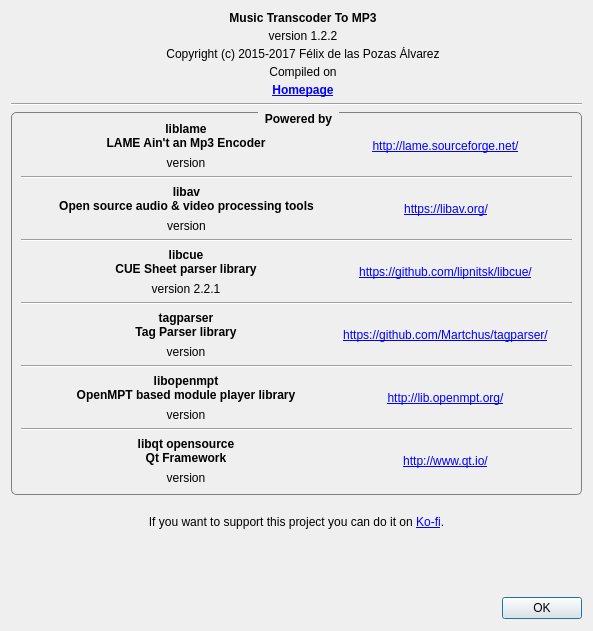
Old version of the form AboutDialog.ui in the repository FelixdelasPozas/transcodertomp3.
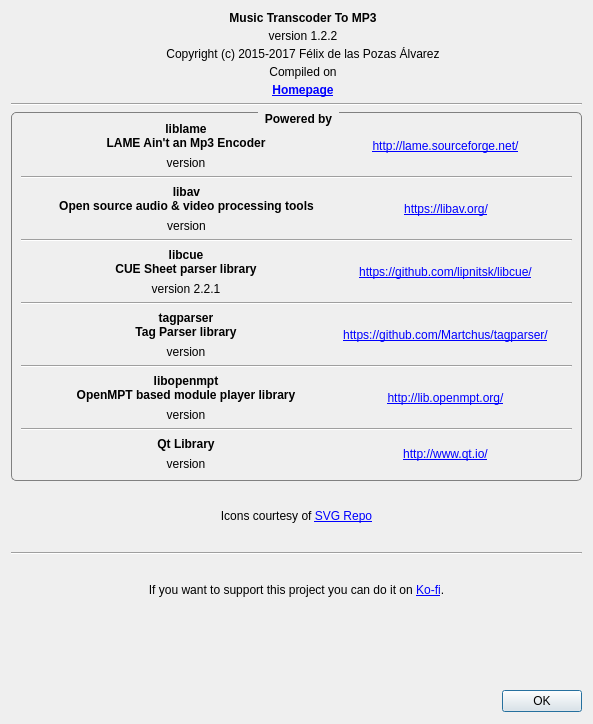
New version of the form. Icons and pictures are not drawn. Custom widgets are drawn as their Qt base class.

Commit message: Updated to Qt6. Change icons to use svg. Bump to version 1.5.0

Patch:
```diff
--- a/AboutDialog.ui
+++ b/AboutDialog.ui
@@ -7,19 +7,19 @@
     <x>0</x>
     <y>0</y>
     <width>593</width>
-    <height>631</height>
+    <height>724</height>
    </rect>
   </property>
   <property name="minimumSize">
    <size>
     <width>593</width>
-    <height>631</height>
+    <height>724</height>
    </size>
   </property>
   <property name="maximumSize">
    <size>
     <width>593</width>
-    <height>631</height>
+    <height>724</height>
    </size>
   </property>
   <property name="windowTitle">
@@ -167,7 +167,6 @@
       <widget class="QGroupBox" name="groupBox">
        <property name="font">
         <font>
-         <weight>75</weight>
          <bold>true</bold>
         </font>
        </property>
@@ -600,13 +599,11 @@
              <widget class="QLabel" name="label_26">
               <property name="font">
                <font>
-                <weight>75</weight>
                 <bold>true</bold>
                </font>
               </property>
               <property name="text">
-               <string>libqt opensource
-Qt Framework</string>
+               <string>Qt Library</string>
               </property>
               <property name="alignment">
                <set>Qt::AlignCenter</set>
@@ -645,6 +642,26 @@
      </item>
     </layout>
    </item>
+   <item>
+    <widget class="QLabel" name="label_8">
+     <property name="text">
+      <string>Icons courtesy of &lt;a href=&quot;https://www.svgrepo.com/&quot;&gt;SVG Repo&lt;/a&gt;</string>
+     </property>
+     <property name="alignment">
+      <set>Qt::AlignmentFlag::AlignCenter</set>
+     </property>
+     <property name="openExternalLinks">
+      <bool>true</bool>
+     </property>
+    </widget>
+   </item>
+   <item>
+    <widget class="Line" name="line_7">
+     <property name="orientation">
+      <enum>Qt::Orientation::Horizontal</enum>
+     </property>
+    </widget>
+   </item>
    <item>
     <widget class="QLabel" name="label_4">
      <property name="text">
```
Left out of the diff: 99 changed lines with no effect on the pictures. The commit also changes 35 other files.
